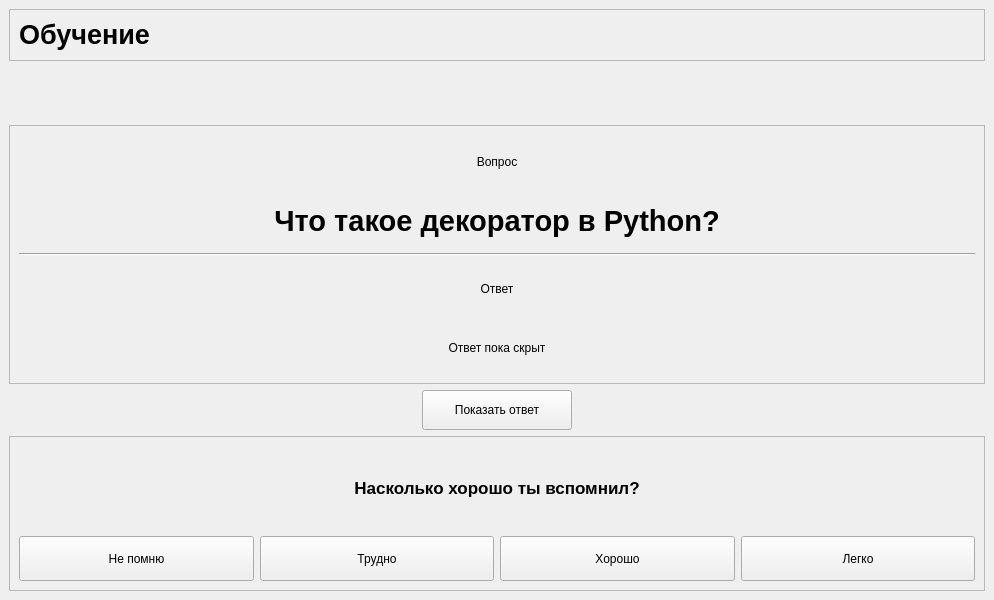
Old version of the form ui/study_page.ui in the repository roms140/PyQt_project.
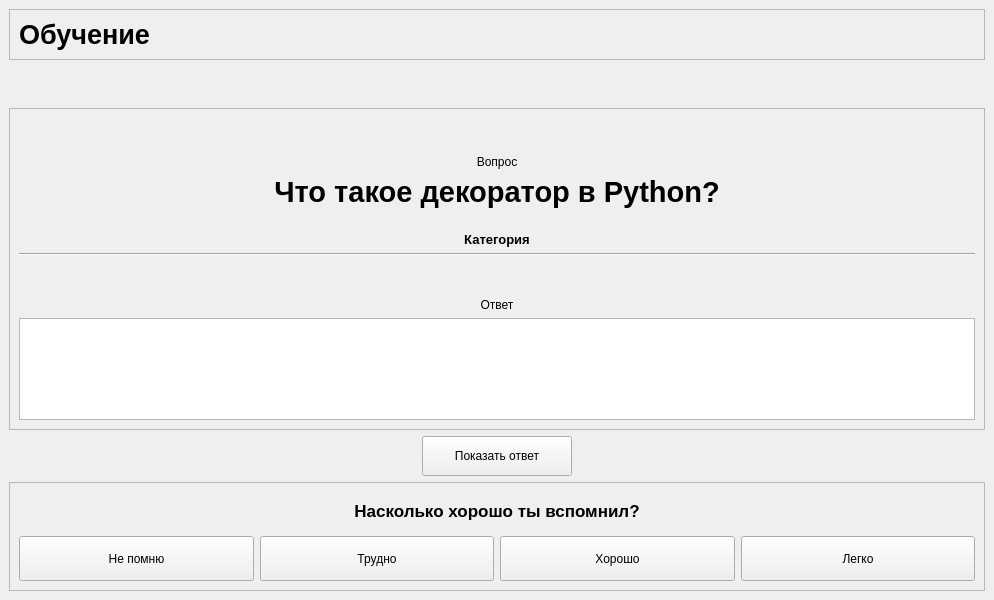
New version of the form.

The edit to the form file:
```diff
--- a/ui/study_page.ui
+++ b/ui/study_page.ui
@@ -91,14 +91,14 @@
       <property name="frameShadow">
        <enum>QFrame::Shadow::Raised</enum>
       </property>
-      <layout class="QVBoxLayout" name="verticalLayout_2">
+      <layout class="QVBoxLayout" name="verticalLayout_2" stretch="1,1,0,1,1,2">
        <item>
         <widget class="QLabel" name="questionCaptionLabel">
          <property name="text">
           <string>Вопрос</string>
          </property>
          <property name="alignment">
-          <set>Qt::AlignmentFlag::AlignCenter</set>
+          <set>Qt::AlignmentFlag::AlignBottom|Qt::AlignmentFlag::AlignHCenter</set>
          </property>
         </widget>
        </item>
@@ -114,7 +114,26 @@
           <string>Что такое декоратор в Python?</string>
          </property>
          <property name="alignment">
-          <set>Qt::AlignmentFlag::AlignCenter</set>
+          <set>Qt::AlignmentFlag::AlignHCenter|Qt::AlignmentFlag::AlignTop</set>
+         </property>
+         <property name="wordWrap">
+          <bool>true</bool>
+         </property>
+        </widget>
+       </item>
+       <item>
+        <widget class="QLabel" name="categoryLabel">
+         <property name="font">
+          <font>
+           <pointsize>10</pointsize>
+           <bold>true</bold>
+          </font>
+         </property>
+         <property name="text">
+          <string>Категория</string>
+         </property>
+         <property name="alignment">
+          <set>Qt::AlignmentFlag::AlignHCenter|Qt::AlignmentFlag::AlignTop</set>
          </property>
         </widget>
        </item>
@@ -131,17 +150,14 @@
           <string>Ответ</string>
          </property>
          <property name="alignment">
-          <set>Qt::AlignmentFlag::AlignCenter</set>
+          <set>Qt::AlignmentFlag::AlignBottom|Qt::AlignmentFlag::AlignHCenter</set>
          </property>
         </widget>
        </item>
        <item>
-        <widget class="QLabel" name="answerLabel">
-         <property name="text">
-          <string>Ответ пока скрыт</string>
-         </property>
-         <property name="alignment">
-          <set>Qt::AlignmentFlag::AlignCenter</set>
+        <widget class="QTextEdit" name="answerTextEdit">
+         <property name="readOnly">
+          <bool>true</bool>
          </property>
         </widget>
        </item>
```
